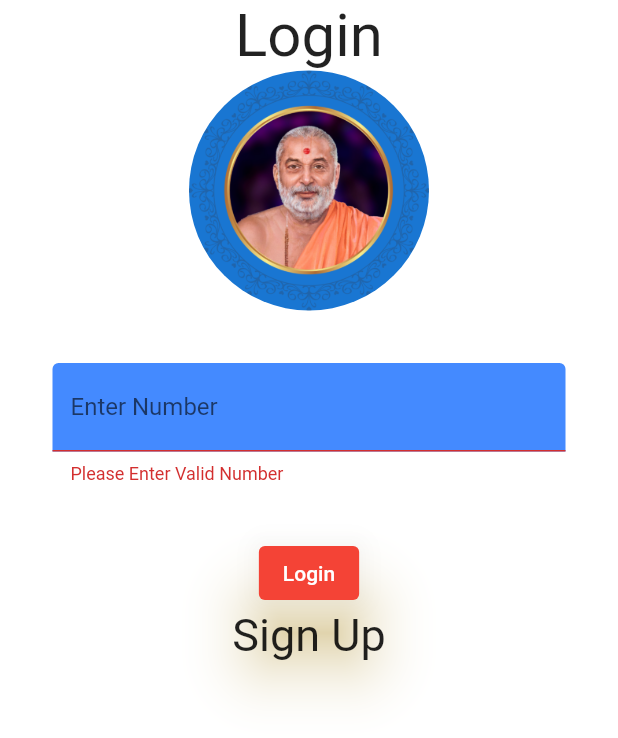
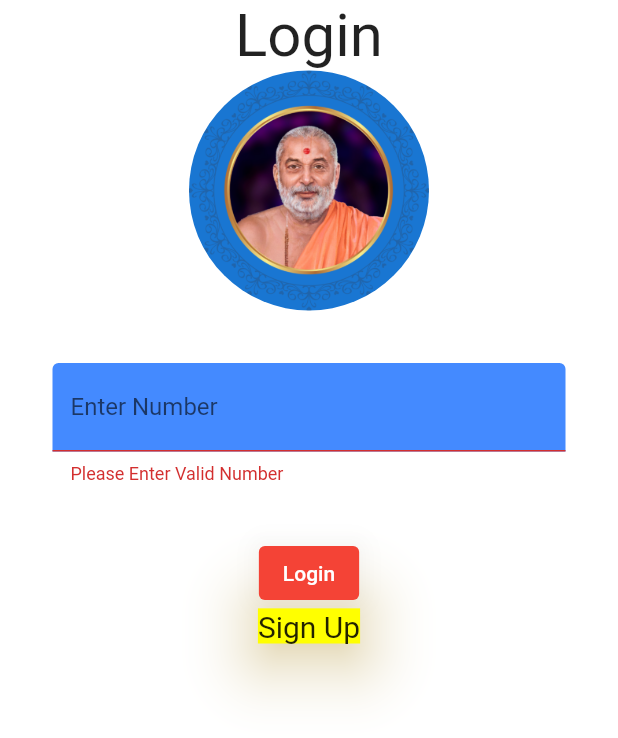
Before and after one commit to Kpvadhiya/Login_Form, a Flutter app: the screen it shows after launch, after a tap on "Login", on a phone screen of 412 x 824 dp. Shown: the top 738 px of the screen. Run offline on Flutter 3.47's test engine with Material 2 defaults, Android fonts, the phone set to English and light mode, and no system bars.

Commit message:
second change

```diff
--- a/lib/main.dart
+++ b/lib/main.dart
@@ -1,53 +1,55 @@
-
 import 'package:flutter/material.dart';
 import 'package:login_singup/signup.dart';
+import 'package:login_singup/home.dart';
 
-void main()
-{
-
+void main() {
   runApp(Main());
 }
+
 class Main extends StatelessWidget {
   @override
-  Widget build(BuildContext context)
-  {
+  Widget build(BuildContext context) {
     return MaterialApp(
-      home:Myapp(),
+      home: Myapp(),
     );
-
   }
 }
-class Myapp extends StatelessWidget {
-   Myapp({Key?key}):super(key: key);
-final _formKey=GlobalKey<FormState>();
+
+class Myapp extends StatefulWidget {
+  Myapp({Key? key}) : super(key: key);
+
   @override
-  Widget build(BuildContext context)
-  {
-    return  Scaffold(
-          backgroundColor: Colors. white,
+  _MyappState createState() => _MyappState();
+}
+
+class _MyappState extends State<Myapp> {
+  final _formKey = GlobalKey<FormState>();
+
+  @override
+  Widget build(BuildContext context) {
+    return Scaffold(
+      backgroundColor: Colors.white,
       body: SafeArea(
         child: Center(
-          child:Form(
+          child: Form(
             key: _formKey,
             child: Column(
               children: [
-            Text('Login',style: TextStyle(fontSize: 40),),
+                Text(
+                  'Login',
+                  style: TextStyle(fontSize: 40),
+                ),
                 CircleAvatar(
                   radius: 80.0,
                   backgroundImage: AssetImage('assets/images/npsm.png'),
-
                 ),
                 Container(
                   margin: EdgeInsets.all(35),
-
                   child: TextFormField(
-                validator: (value)
-                  {
-                    if(value!.length!=10) {
-                      return'Please Enter Valid Number';
-                    }
-                    else
-                    {
+                      validator: (value) {
+                        if (value!.length != 10) {
+                          return 'Please Enter Valid Number';
+                        } else {
                           return null;
                         }
                       },
@@ -59,32 +61,31 @@ final _formKey=GlobalKey<FormState>();
                       ),
                       keyboardType: TextInputType.number),
                 ),
-
-               ElevatedButton(onPressed: () {
-                 if(_formKey.currentState!.validate())
-                   {
-                     print('ABCD');
+                ElevatedButton(
+                    onPressed: () {
+                      if (_formKey.currentState!.validate()) {
+                        Navigator.push(
+                          context,
+                          MaterialPageRoute(builder: (context) => Home()),
+                        );
                       }
-                 else
-                   {
-                     print('EFGH');
-                   }
-               },style: ElevatedButton.styleFrom(
+                    },
+                    style: ElevatedButton.styleFrom(
                       primary: Colors.red,
-                elevation: 20,  // Elevation
-                shadowColor: Colors.amber, // Shadow Color
-              ),child: Text('Login')),
-
+                      elevation: 20, // Elevation
+                      shadowColor: Colors
+                          .amber, // Shadow Color
+                    ),
+                    child: Text('Login')),
                 InkWell(
-                onTap: ()=> {
-                  Navigator.push
-                (context,
-                MaterialPageRoute(builder:(context) =>SignUp()),
-                )
+                  onTap: () => {
+                    Navigator.push(context,
+                        MaterialPageRoute(builder: (context) => SignUp()))
                   },
                   child: Text(
                     'Sign Up',
-                  style: TextStyle(fontSize: 30),
+                    style:
+                    TextStyle(fontSize: 20, backgroundColor: Colors.yellowAccent),
                   ),
                 )
               ],
```
Lines whose indentation alone changed are shown as unchanged.
